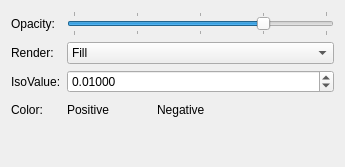
First picture: the form in libavogadro/src/engines/orbitalsettingswidget.ui, repository cryos/avogadro, before the edit.
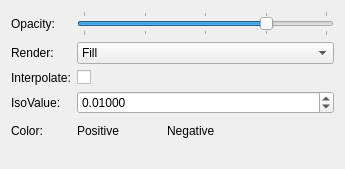
Second picture: the form after the edit. Custom widgets are drawn as their Qt base class.

Commit message: Fixed the integer based eval function to actually use the m_iso value set. Defaulted the orbital engine to not use interpolation but added a check box that will force interpolation if desired.

What changed in the file:
```diff
--- a/libavogadro/src/engines/orbitalsettingswidget.ui
+++ b/libavogadro/src/engines/orbitalsettingswidget.ui
@@ -6,7 +6,7 @@
     <x>0</x>
     <y>0</y>
     <width>341</width>
-    <height>167</height>
+    <height>169</height>
    </rect>
   </property>
   <layout class="QGridLayout" >
@@ -78,13 +78,33 @@
     </widget>
    </item>
    <item row="2" column="0" >
+    <widget class="QLabel" name="paddingLabel_2" >
+     <property name="text" >
+      <string>Interpolate:</string>
+     </property>
+    </widget>
+   </item>
+   <item row="2" column="1" >
+    <widget class="QCheckBox" name="interpolate" >
+     <property name="text" >
+      <string/>
+     </property>
+     <property name="checked" >
+      <bool>false</bool>
+     </property>
+     <property name="tristate" >
+      <bool>false</bool>
+     </property>
+    </widget>
+   </item>
+   <item row="3" column="0" >
     <widget class="QLabel" name="paddingLabel" >
      <property name="text" >
       <string>IsoValue:</string>
      </property>
     </widget>
    </item>
-   <item row="2" column="1" >
+   <item row="3" column="1" >
     <widget class="QDoubleSpinBox" name="isoSpin" >
      <property name="decimals" >
       <number>5</number>
@@ -103,14 +123,14 @@
      </property>
     </widget>
    </item>
-   <item row="3" column="0" >
+   <item row="4" column="0" >
     <widget class="QLabel" name="colorLabel" >
      <property name="text" >
       <string>Color:</string>
      </property>
     </widget>
    </item>
-   <item row="3" column="1" >
+   <item row="4" column="1" >
     <layout class="QHBoxLayout" >
      <item>
       <widget class="QLabel" name="colorLabel_2" >
@@ -173,7 +193,7 @@
      </item>
     </layout>
    </item>
-   <item row="4" column="0" colspan="2" >
+   <item row="5" column="0" colspan="2" >
     <spacer>
      <property name="orientation" >
       <enum>Qt::Vertical</enum>
```
The commit also changes 4 other files.
